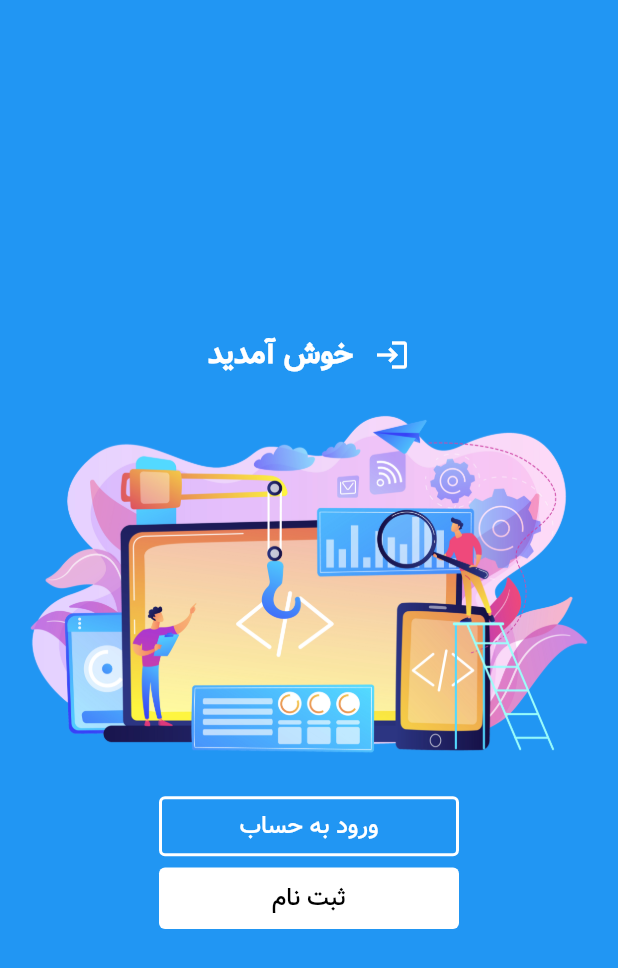
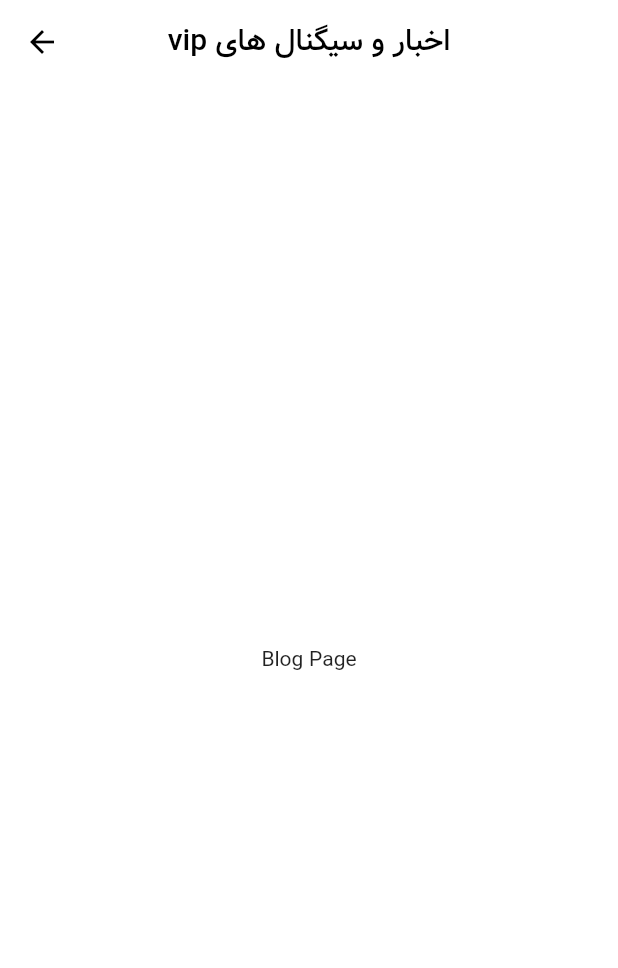
Before and after one commit to alirezabashi98/Example-Flutter, a Flutter app: the screen it shows after launch, after a tap on "ورود به حساب", on a phone screen of 412 x 824 dp. Shown: the top 968 px of the screen. Run offline on Flutter 3.47's test engine with Material 2 defaults, Android fonts, the phone set to English and light mode, and no system bars.

Commit message:
add login page & blog page & password recovery & custom app bar

```diff
--- /dev/null
+++ b/lib/blog_page.dart
@@ -0,0 +1,27 @@
+import 'package:flutter/material.dart';
+
+class BlogPage extends StatelessWidget {
+  const BlogPage({Key? key}) : super(key: key);
+
+  @override
+  Widget build(BuildContext context) {
+    return Scaffold(
+      backgroundColor: Colors.white,
+      appBar: AppBar(
+        backgroundColor: Colors.white,
+        elevation: 0,
+        iconTheme: IconThemeData(color: Colors.black),
+        title: Text(
+          'vip اخبار و سیگنال های',
+          style: TextStyle(color: Colors.black),
+        ),
+        centerTitle: true,
+      ),
+      body: Center(
+        child: SafeArea(
+          child: Text('Blog Page'),
+        ),
+      ),
+    );
+  }
+}
--- /dev/null
+++ b/lib/go_to_page.dart
@@ -0,0 +1,9 @@
+import 'package:flutter/material.dart';
+
+goToPage(BuildContext context,Widget Page){
+  Navigator.of(context).push(
+    MaterialPageRoute(
+      builder: (BuildContext context) => Page,
+    ),
+  );
+}
--- /dev/null
+++ b/lib/login_page.dart
@@ -0,0 +1,86 @@
+import 'package:flutter/material.dart';
+import 'package:flutter_application_2/blog_page.dart';
+import 'package:flutter_application_2/go_to_page.dart';
+import 'package:flutter_application_2/password_recovery_page.dart';
+
+class LoginPage extends StatelessWidget {
+  const LoginPage({Key? key}) : super(key: key);
+
+  // This widget is the root of your application.
+  @override
+  Widget build(BuildContext context) {
+    return Scaffold(
+      backgroundColor: Colors.blue,
+      body: Center(
+        child: SafeArea(
+          child: SingleChildScrollView(
+            child: Column(
+              mainAxisAlignment: MainAxisAlignment.center,
+              children: [
+                SizedBox(
+                  width: double.infinity,
+                  height: 20,
+                ),
+                Row(
+                  mainAxisAlignment: MainAxisAlignment.center,
+                  children: [
+                    Text(
+                      'خوش آمدید',
+                      style: TextStyle(
+                          fontWeight: FontWeight.bold,
+                          fontSize: 20.0,
+                          color: Colors.white),
+                    ),
+                    SizedBox(
+                      width: 14,
+                    ),
+                    Icon(
+                      Icons.login,
+                      color: Colors.white,
+                    )
+                  ],
+                ),
+                Image(
+                  image: AssetImage('images/splash_screen.png'),
+                ),
+                OutlinedButton(
+                  onPressed: () {
+                    goToPage(context, BlogPage());
+                  },
+                  child: Text(
+                    'ورود به حساب',
+                    style: TextStyle(fontSize: 16, fontWeight: FontWeight.bold),
+                  ),
+                  style: OutlinedButton.styleFrom(
+                      minimumSize: Size(200.0, 40.0),
+                      side: BorderSide(color: Colors.white, width: 2.0),
+                      primary: Colors.white),
+                ),
+                ElevatedButton(
+                  onPressed: () {},
+                  child: Text(
+                    'ثبت نام',
+                    style: TextStyle(fontSize: 16),
+                  ),
+                  style: ElevatedButton.styleFrom(
+                      minimumSize: Size(200.0, 40.0), primary: Colors.black),
+                ),
+                TextButton(
+                  onPressed: () {
+                    goToPage(context, PasswordRecoveryPage());
+                  },
+                  child: Text(
+                    'رمز عبور فراموش کردم',
+                    style: TextStyle(fontSize: 16),
+                  ),
+                  style: TextButton.styleFrom(
+                      minimumSize: Size(200.0, 40.0), primary: Colors.white),
+                ),
+              ],
+            ),
+          ),
+        ),
+      ),
+    );
+  }
+}
--- a/lib/main.dart
+++ b/lib/main.dart
@@ -1,4 +1,5 @@
 import 'package:flutter/material.dart';
+import 'package:flutter_application_2/login_page.dart';
 
 void main() {
   runApp(const Application());
@@ -12,87 +13,6 @@ class Application extends StatelessWidget {
     return MaterialApp(
         debugShowCheckedModeBanner: false,
         theme: ThemeData(fontFamily: 'vazir'),
-        home: HomeScreen());
+        home: LoginPage());
   }
 }
-
-class HomeScreen extends StatelessWidget {
-  const HomeScreen({Key? key}) : super(key: key);
-
-  // This widget is the root of your application.
-  @override
-  Widget build(BuildContext context) {
-    return Scaffold(
-      backgroundColor: Colors.blue,
-      body: Center(
-        child: SafeArea(
-          child: SingleChildScrollView(
-            child:  Column(
-                mainAxisAlignment: MainAxisAlignment.center,
-                children: [
-                  SizedBox(
-                    width: double.infinity,
-                    height: 20,
-                  ),
-                  Row(
-                    mainAxisAlignment: MainAxisAlignment.center,
-                    children: [
-                      Text(
-                        'خوش آمدید',
-                        style: TextStyle(
-                            fontWeight: FontWeight.bold,
-                            fontSize: 20.0,
-                            color: Colors.white),
-                      ),
-                      SizedBox(width: 14,),
-                      Icon(Icons.login,color: Colors.white,)
-                    ],
-                  ),
-                  Image(
-                    image: AssetImage('images/splash_screen.png'),
-                  ),
-                  OutlinedButton(
-                    onPressed: () {},
-                    child: Text(
-                      'ورود به حساب',
-                      style: TextStyle(fontSize: 16),
-                    ),
-                    style: OutlinedButton.styleFrom(
-                        minimumSize: Size(200.0, 40.0),
-                        side: BorderSide(color: Colors.white, width: 2.0),
-                        primary: Colors.white),
-                  ),
-                  TextButton(
-                    style: TextButton.styleFrom(
-                        backgroundColor: Colors.white,
-                        primary: Colors.black,
-                        minimumSize: Size(200.0, 40.0)),
-                    onPressed: () {},
-                    child: Text(
-                      'ثبت نام',
-                      style: TextStyle(fontSize: 16),
-                    ),
-                  ),
-                ],
-              ),
-            ),
-          ),
-        ),
-    );
-  }
-}
-
-class SecondPage extends StatelessWidget {
-  const SecondPage({Key? key}) : super(key: key);
-
-  @override
-  Widget build(BuildContext context) {
-    return Scaffold(
-      body: SafeArea(
-        child: Center(
-          child: Text('Hello World'),
-        ),
-      ),
-    );
-  }
-}
--- /dev/null
+++ b/lib/password_recovery_page.dart
@@ -0,0 +1,15 @@
+import 'package:flutter/material.dart';
+
+class PasswordRecoveryPage extends StatelessWidget {
+  @override
+  Widget build(BuildContext context) {
+    return Scaffold(
+      backgroundColor: Colors.blue,
+      body: SafeArea(
+        child: Center(
+          child: Text('Password Recovery'),
+        ),
+      ),
+    );
+  }
+}
```
Also changed, not shown: 1 other file.
